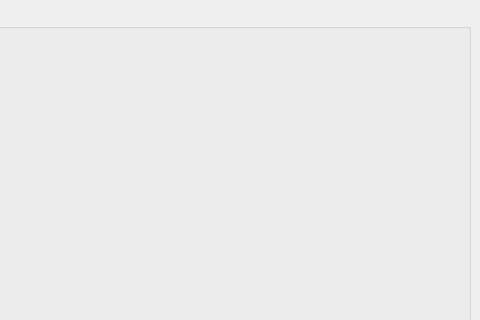
First picture: the form in mainwindow.ui, repository PPrzemko/PG2-DungeonCrawler, before the edit; both pictures show x 839 to 1319 and y 0 to 320 of the 1319 by 700 pixel window.
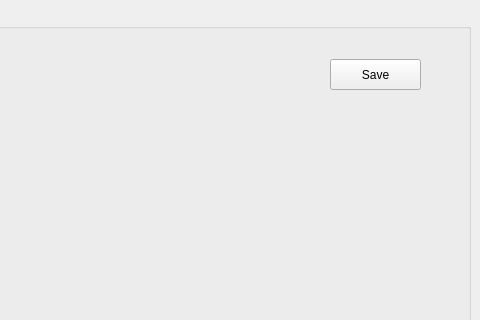
Second picture: the form after the edit.

Diff of the .ui file:
```diff
--- a/mainwindow.ui
+++ b/mainwindow.ui
@@ -61,6 +61,19 @@
         <string/>
        </property>
       </widget>
+      <widget class="QPushButton" name="saveGameButton">
+       <property name="geometry">
+        <rect>
+         <x>1160</x>
+         <y>50</y>
+         <width>91</width>
+         <height>31</height>
+        </rect>
+       </property>
+       <property name="text">
+        <string>Save</string>
+       </property>
+      </widget>
       <zorder>backgroundColorLabel</zorder>
       <zorder>gridLayoutWidget_2</zorder>
       <zorder>gridLayoutWidget</zorder>
```
Left out of the diff: 3 changed lines with no effect on the pictures.
